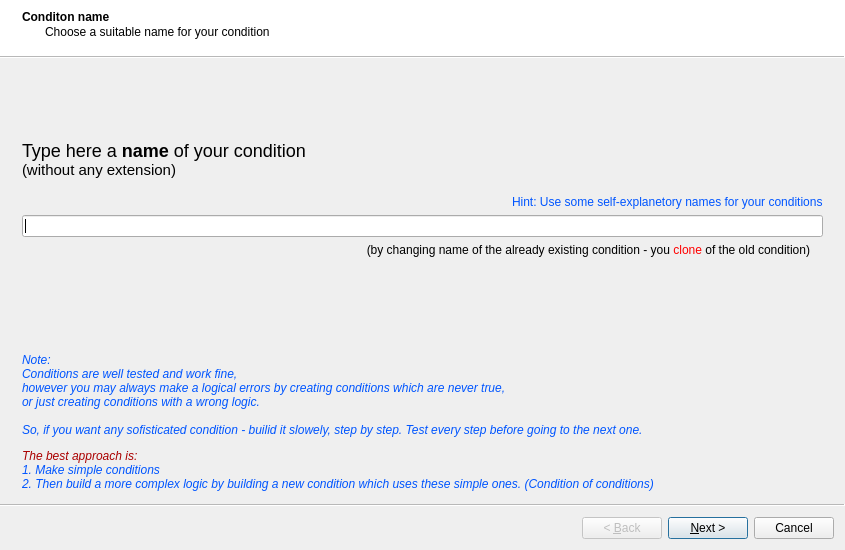
Before: the Qt Designer form t4user_condition_wizard.ui in jgrebosz/test-greware, drawn with Qt 5.
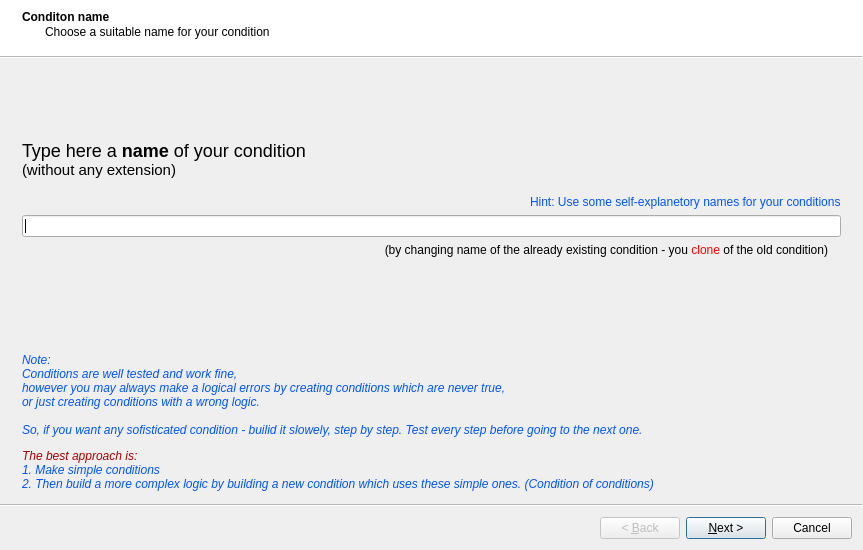
After: the same form once the commit is applied. Icons and pictures are not drawn.

What changed in the file:
```diff
--- a/t4user_condition_wizard.ui
+++ b/t4user_condition_wizard.ui
@@ -6,7 +6,7 @@
    <rect>
     <x>0</x>
     <y>0</y>
-    <width>845</width>
+    <width>863</width>
     <height>550</height>
    </rect>
   </property>
```
Left out of the diff: 82 changed lines with no effect on the pictures.
